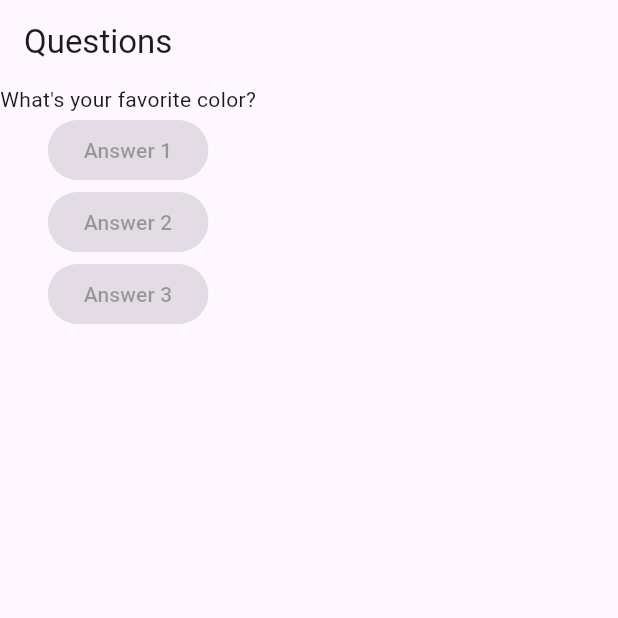
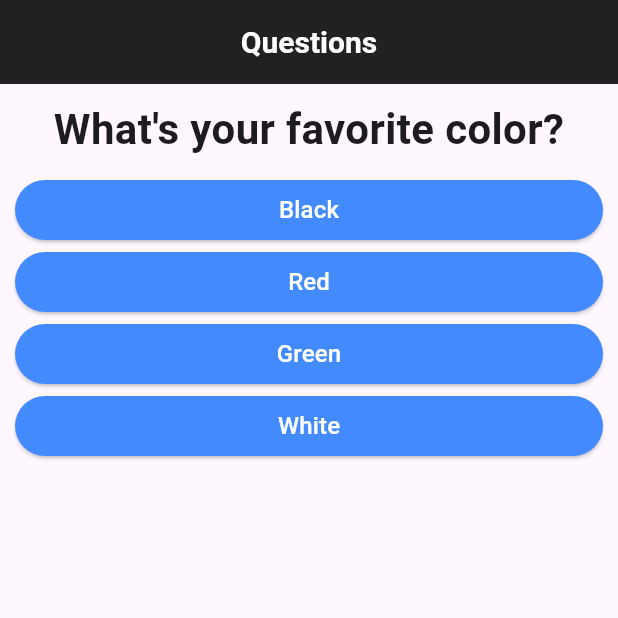
Before and after one commit to aureliojoseph/questions_app, a Flutter app: the screen it shows after launch, on a phone screen of 412 x 824 dp, the top half of it. Run offline on Flutter 3.47's test engine with Material 3 defaults, Android fonts, the phone set to English and light mode, and no system bars.

Commit message:
feat: implement state management for question and answer flow

```diff
--- a/lib/main.dart
+++ b/lib/main.dart
@@ -1,31 +1,77 @@
+// ignore_for_file: avoid_print
+
 import 'package:flutter/material.dart';
+import './questions.dart';
+import './answers.dart';
 
 main() {
   return runApp(QuestionsApp());
 }
 
-class QuestionsApp extends StatelessWidget {
-  const QuestionsApp({super.key});
+class QuestionsAppState extends State<QuestionsApp> {
+  var selectedAnswer = 0;
+
+  void answerQuestion() {
+    setState(() {
+      selectedAnswer++;
+    });
+  }
 
   @override
   Widget build(BuildContext context) {
     final questions = [
-      'What\'s your favorite color?',
-      'What\'s your favorite animal?',
+      {
+        'question': 'What\'s your favorite color?',
+        'answers': ['Black', 'Red', 'Green', 'White'],
+      },
+      {
+        'question': 'What\'s your favorite animal?',
+        'answers': ['Rabbit', 'Snake', 'Elephant', 'Lion'],
+      },
+      {
+        'question': 'What\'s your favorite food?',
+        'answers': ['Pizza', 'Pasta', 'Burger', 'Noodles'],
+      },
+      {
+        'question': 'What\'s your favorite programming language?',
+        'answers': ['Python', 'Java', 'Dart', 'JavaScript'],
+      },
     ];
+
+    List<Widget> answers = [];
+
+    for (String answer in questions[selectedAnswer].cast()['answers']) {
+      answers.add(Answers(answer, answerQuestion));
+    }
 
     return MaterialApp(
       home: Scaffold(
-        appBar: AppBar(title: Text('Questions')),
+        appBar: AppBar(
+          title: Text('Questions'),
+          backgroundColor: Colors.black87,
+          titleTextStyle: TextStyle(
+            color: Colors.white,
+            fontSize: 20,
+            fontWeight: FontWeight.bold,
+          ),
+          centerTitle: true,
+        ),
         body: Column(
           children: <Widget>[
-            Text(questions[0]),
-            ElevatedButton(onPressed: null, child: Text('Answer 1')),
-            ElevatedButton(onPressed: null, child: Text('Answer 2')),
-            ElevatedButton(onPressed: null, child: Text('Answer 3')),
+            Questions(questions[selectedAnswer]['question'].toString()),
+            ...answers,
           ],
         ),
       ),
     );
   }
 }
+
+class QuestionsApp extends StatefulWidget {
+  const QuestionsApp({super.key});
+
+  @override
+  QuestionsAppState createState() {
+    return QuestionsAppState();
+  }
+}
```
